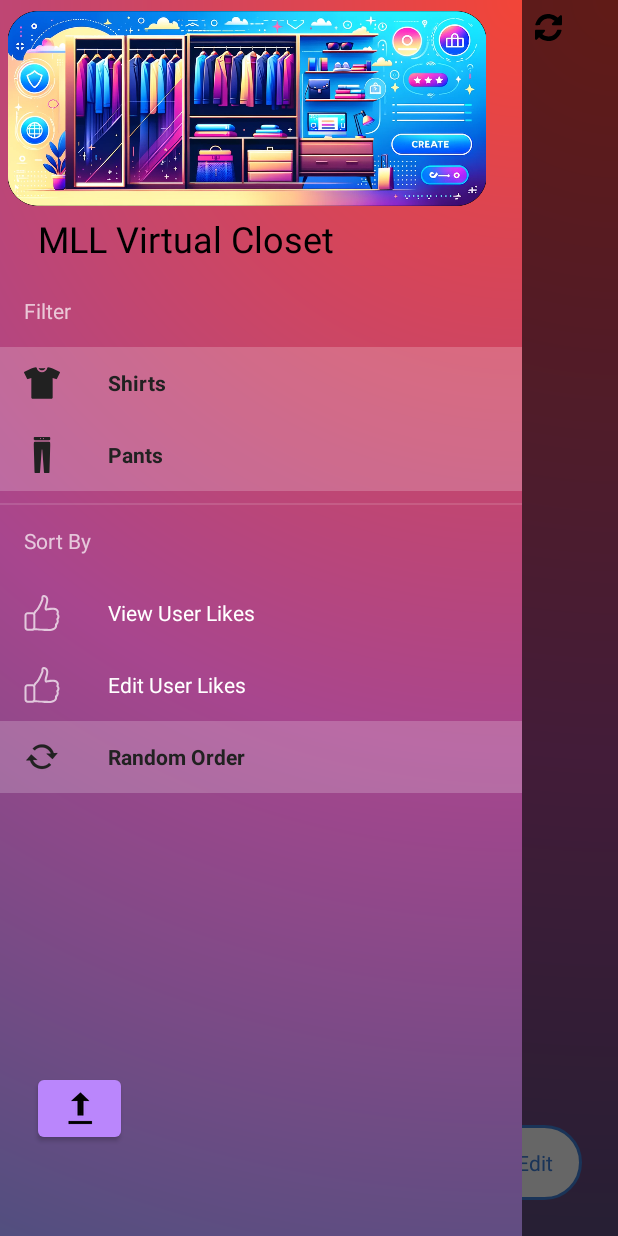
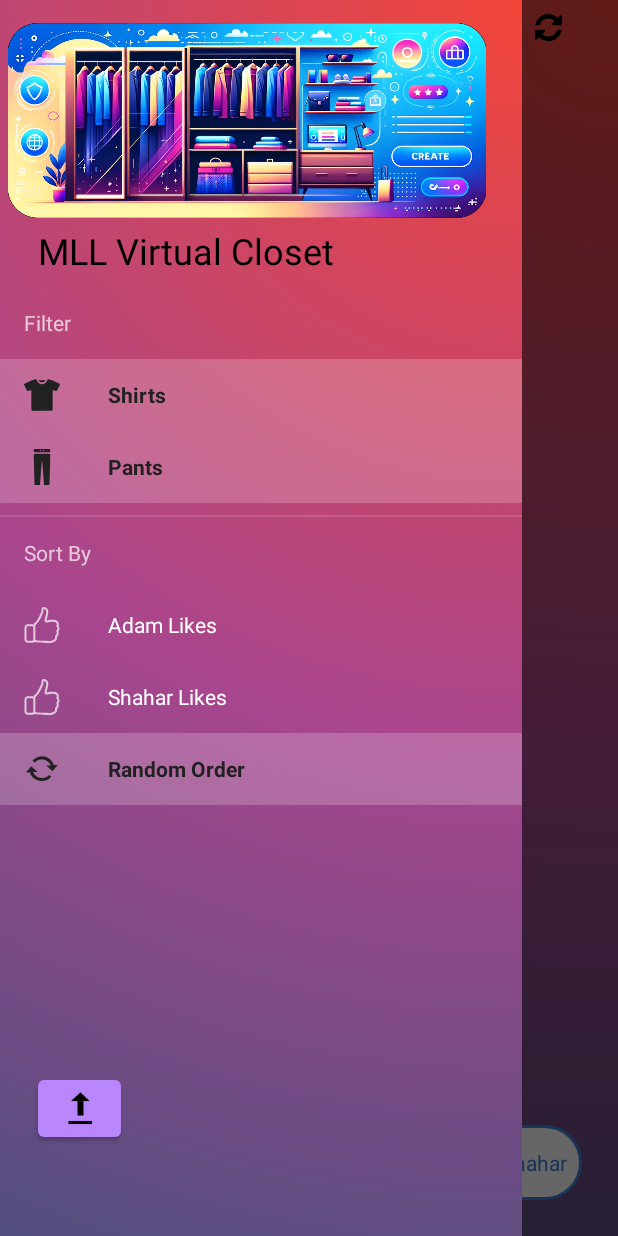
Before and after one commit to Adam-Zborovsky/MLL_Virtual_Closet, an Android app built with Jetpack Compose: the screen it shows after launch (MainActivity), with the side drawer open, on a phone screen of 412 x 824 dp. Run offline under Robolectric (Android 15) with nearby library versions, the phone set to English and light mode, and no system bars; our stand-ins replace Firebase (no records; nobody signed in at launch, a user with empty details on screens opened directly).

Commit message:
Revert "1"
This reverts commit bcace4e59b3fca54acaae43f12f44eb2a2559f5e.

```diff
--- a/app/src/main/java/com/example/myapplication/ClothsAdapter.kt
+++ b/app/src/main/java/com/example/myapplication/ClothsAdapter.kt
@@ -42,7 +42,7 @@
                 .centerCrop()
                 .into(holder.imageView1)
 
-            holder.textView1.text = "${clothsList.name}\nView User : ${clothsList.aLike} Edit User: ${clothsList.sLike}"
+            holder.textView1.text = "${clothsList.name}\nAdam : ${clothsList.aLike} Shahar: ${clothsList.sLike}"
         }
 
         override fun getItemCount(): Int {
--- a/app/src/main/java/com/example/myapplication/MatchingAdapter.kt
+++ b/app/src/main/java/com/example/myapplication/MatchingAdapter.kt
@@ -35,7 +35,7 @@ class MatchingAdapter(private var mList: ArrayList<String>, private var switch:
             .load(clothsList[4])
             .into(holder.prodImage)
 
-        holder.details.text = "${clothsList[0]}\nView User : ${clothsList[3]} Edit User: ${clothsList[2]}"
+        holder.details.text = "${clothsList[0]}\nAdam : ${clothsList[3]} Shahar: ${clothsList[2]}"
 
         if (switch) {
             if (oldMatching.isNotEmpty()){
--- a/app/src/main/res/layout/activity_main.xml
+++ b/app/src/main/res/layout/activity_main.xml
@@ -102,7 +102,7 @@
                         android:layout_gravity="center"
                         android:layout_weight="1"
                         android:gravity="center"
-                        android:text="View"
+                        android:text="Adam"
                         android:textColor="@color/white"
                         android:textSize="14sp"
                         tools:ignore="HardcodedText,TextContrastCheck,VisualLintBounds" />
@@ -114,7 +114,7 @@
                         android:layout_gravity="center"
                         android:layout_weight="1"
                         android:gravity="center"
-                        android:text="Edit"
+                        android:text="Shahar"
                         android:textColor="#4282DC"
                         android:textSize="14sp"
                         tools:ignore="HardcodedText,TextContrastCheck,VisualLintBounds" />
--- a/app/src/main/res/layout/header_navigation_drawer.xml
+++ b/app/src/main/res/layout/header_navigation_drawer.xml
@@ -10,7 +10,7 @@
         android:layout_width="325dp"
         android:layout_height="130dp"
         android:layout_marginStart="2dp"
-        android:layout_marginTop="7dp"
+        android:layout_marginTop="15dp"
         android:src="@drawable/banner"
         android:contentDescription="banner" />
 
--- a/app/src/main/res/layout/upload_dialog_box.xml
+++ b/app/src/main/res/layout/upload_dialog_box.xml
@@ -62,7 +62,7 @@
         android:layout_gravity="center"
         android:autofillHints=""
         android:ems="10"
-        android:hint="Edit User Rating: E.g: ?/10"
+        android:hint="Shahar Rating: E.g: ?/10"
         android:inputType="number"
         android:minHeight="48dp" />
 
@@ -73,7 +73,7 @@
         android:layout_gravity="center"
         android:autofillHints=""
         android:ems="10"
-        android:hint="View User Rating: E.g: ?/10"
+        android:hint="Adam Rating: E.g: ?/10"
         android:inputType="number"
         android:minHeight="48dp" />
 
--- a/app/src/main/res/menu/navigation_drawer.xml
+++ b/app/src/main/res/menu/navigation_drawer.xml
@@ -36,14 +36,14 @@
                     android:id="@+id/likeA"
                     android:checked="false"
                     android:icon="@drawable/like"
-                    android:title="View User Likes"
+                    android:title="Adam Likes"
                     android:checkable="true"/>
 
                 <item
                     android:id="@+id/likeS"
                     android:checked="false"
                     android:icon="@drawable/like"
-                    android:title="Edit User Likes"
+                    android:title="Shahar Likes"
                     android:checkable="true"/>
                 <item
                     android:id="@+id/rnd"
```
Also changed, not shown: app/src/main/java/com/example/myapplication/MainActivity.kt (+6 -6 lines).
